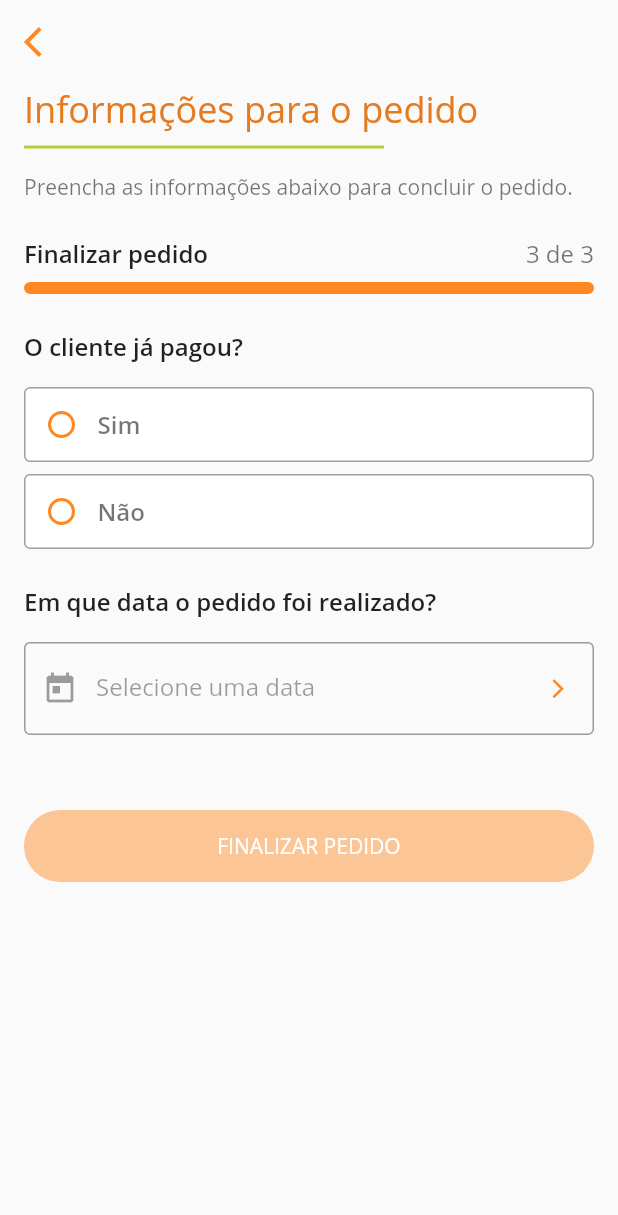
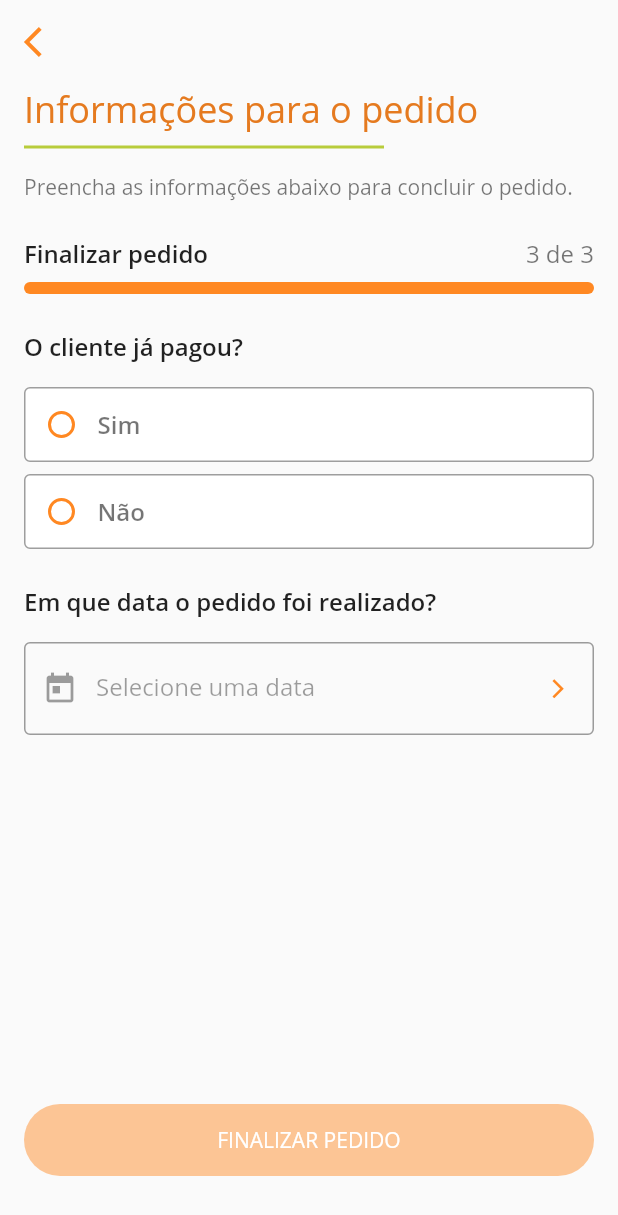
Before and after one commit to renansa27/cafe_appetit_teste, a Flutter app: the OrderPayment screen opened by its route, on a phone screen of 412 x 824 dp. Shown: the top 1215 px of the screen. Run offline on Flutter 3.47's test engine with Material 2 defaults, Android fonts, the phone set to English and light mode, and no system bars; our stand-ins replace cloud_firestore, firebase_auth, firebase_core, flutter_mobx, mobx; accounts and stored records are empty; generated files the repository leaves out were written again.

Commit message:
Alteração no botão FINALIZAR PEDIDO

```diff
--- a/cafe_appetit/lib/view/login_view.dart
+++ b/cafe_appetit/lib/view/login_view.dart
@@ -258,7 +258,7 @@ class _LoginState extends State<Login> {
                         width: 20,
                       ),
                       CircularProgressIndicator(
-                        valueColor: AlwaysStoppedAnimation<Color>(Colors.black),
+                        valueColor: AlwaysStoppedAnimation<Color>(Colors.white),
                       ),
                     ],
                   ),
--- a/cafe_appetit/lib/view/order_payment.dart
+++ b/cafe_appetit/lib/view/order_payment.dart
@@ -99,7 +99,10 @@ class OrderPayment extends StatelessWidget {
         children: [
           Container(
             child: Column(
+              mainAxisAlignment: MainAxisAlignment.spaceBetween,
               crossAxisAlignment: CrossAxisAlignment.start,
+              children: [
+                Column(
                   children: [
                     Padding(
                       padding: EdgeInsets.symmetric(horizontal: 16),
@@ -206,6 +209,9 @@ class OrderPayment extends StatelessWidget {
                         );
                       },
                     ),
+                    Row(
+                      mainAxisAlignment: MainAxisAlignment.start,
+                      children: [
                         Padding(
                           padding: EdgeInsets.all(16),
                           child: Text(
@@ -215,6 +221,8 @@ class OrderPayment extends StatelessWidget {
                               fontWeight: FontWeight.w600,
                             ),
                           ),
+                        ),
+                      ],
                     ),
                     //Formulário responsável pela data que será selecionada pelo usuário.
                     Padding(
@@ -285,12 +293,15 @@ class OrderPayment extends StatelessWidget {
                         );
                       }),
                     ),
-                SizedBox(
-                  height: 50,
+                  ],
                 ),
                 //Botão Finalizar Pedido e sua estilização.
                 Padding(
-                  padding: const EdgeInsets.symmetric(horizontal: 16.0),
+                  padding: const EdgeInsets.only(
+                    left: 16.0,
+                    right: 16.0,
+                    bottom: 40,
+                  ),
                   child: Observer(builder: (_) {
                     return Container(
                       height: 48.0,
```
Lines whose indentation alone changed are shown as unchanged.
